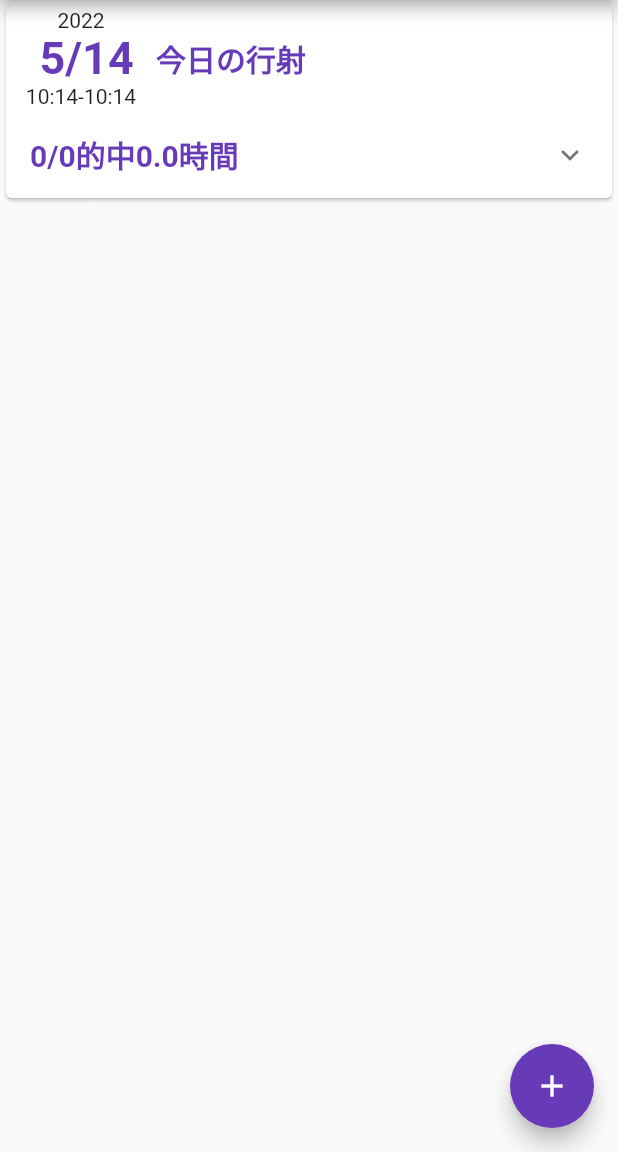
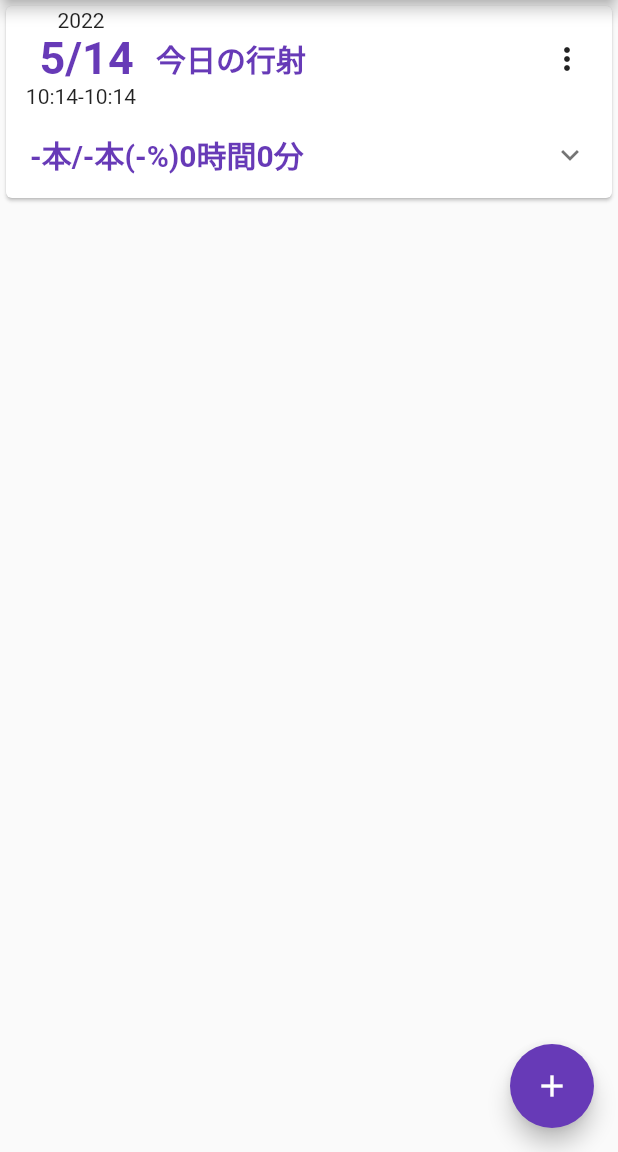
Before and after one commit to Mayuge-SAKANA/kyudoapp, a Flutter app: the screen it shows after launch, after a tap on the "add" icon, on a phone screen of 412 x 824 dp, the part 84-1236 px from its top. Run offline on Flutter 3.47's test engine with Material 2 defaults, Android fonts, the phone set to English and light mode, and no system bars; our stand-ins replace flutter_datetime_picker, flutter_riverpod.

Commit message:
add expansion panel data

```diff
--- a/lib/dataDefine.dart
+++ b/lib/dataDefine.dart
@@ -65,6 +65,8 @@ class GyoshaData extends DataAbstClass {
   String get finishDateTimeStr => dateTimeToString(finishDateTime); //終了時間
   int get renshuHour => calcGyoshaTime().inHours;
   int get renshuMinutes => calcGyoshaTime().inMinutes - renshuHour*60;
+  int get totalTekichu =>countUserAtariTotal(appUserID);
+  int get totalSha =>countUserShaTotal(appUserID);
 
   final List<String> _editorList = []; //編集者リスト
   final List<TachiData> tachiList = []; //立集合
@@ -161,30 +163,40 @@ class GyoshaData extends DataAbstClass {
     return shaTotal;
   }
 
-  int countAppUserAtariTotal(){
+  int countUserAtariTotal(String sankashaID){
     int atariTotal = 0;
-    if(appUserID==""){
+    if(sankashaID==""){
       return 0;
     }
     for(TachiData tachiData in tachiList){
-      if(tachiData.sankashaData!=null && tachiData.sankashaData!.sankashaID==appUserID) {
+      if(tachiData.sankashaData!=null && tachiData.sankashaData!.sankashaID==sankashaID) {
         atariTotal += tachiData.atariShaNum;
       }
     }
     return atariTotal;
   }
 
-  int countAppUserShaTotal(){
+  int countUserShaTotal(String sankashaID){
     int shaTotal = 0;
-    if(appUserID==""){
+    if(sankashaID==""){
       return 0;
     }
     for(TachiData tachiData in tachiList){
-      if(tachiData.sankashaData!=null && tachiData.sankashaData!.sankashaID==appUserID) {
+      if(tachiData.sankashaData!=null && tachiData.sankashaData!.sankashaID==sankashaID) {
         shaTotal += tachiData.totalShaNum;
       }
     }
     return shaTotal;
+  }
+
+  List<TachiData> collectUserTachiData(String sankashaID){
+    List<TachiData> userTachi = [];
+    for(TachiData tachiData in tachiList) {
+      if (tachiData.sankashaData != null && tachiData.sankashaData!.sankashaID == sankashaID) {
+       userTachi.add(tachiData);
+      }
+    }
+    return userTachi;
   }
 
   Duration calcGyoshaTime(){
--- a/lib/gyoshaEditPage.dart
+++ b/lib/gyoshaEditPage.dart
@@ -5,6 +5,7 @@ import 'package:kyodoapp/dataDefine.dart';
 import 'package:flutter_riverpod/flutter_riverpod.dart';
 import 'package:kyodoapp/main.dart';
 import 'sankashaEditPage.dart';
+import 'iconAsset.dart';
 
 
 class GyoshaEditPage extends ConsumerWidget{
@@ -204,16 +205,6 @@ class GyoshaSliverReorderableListView extends ConsumerStatefulWidget{
 }
 class _GyoshaSliverReorderableListView extends ConsumerState<GyoshaSliverReorderableListView> {
   double iconSize = 30;
-
-  Map<ShaResultType, Icon> shaResultMap = {
-    ShaResultType.atari: const Icon(Icons.panorama_fish_eye),
-    ShaResultType.hazure: const Icon(Icons.clear),
-    ShaResultType.shitsu: const Icon(Icons.subdirectory_arrow_right),
-    ShaResultType.fumei: const Icon(Icons.question_mark),
-    ShaResultType.nashi: const Icon(Icons.minimize),
-    ShaResultType.delete: const Icon(Icons.delete),
-  };
-
   @override
   Widget build(BuildContext context) {
     GyoshaData editingGyoshaData = ref.watch(gyoshaDatasProvider).editingGyoshaData;
--- a/lib/iconAsset.dart
+++ b/lib/iconAsset.dart
@@ -0,0 +1,21 @@
+import 'package:flutter/material.dart';
+import 'package:flutter/services.dart';
+import 'dataDefine.dart';
+
+Map<ShaResultType, Icon> shaResultMap = {
+  ShaResultType.atari: const Icon(Icons.panorama_fish_eye),
+  ShaResultType.hazure: const Icon(Icons.clear),
+  ShaResultType.shitsu: const Icon(Icons.subdirectory_arrow_right),
+  ShaResultType.fumei: const Icon(Icons.question_mark),
+  ShaResultType.nashi: const Icon(Icons.minimize),
+  ShaResultType.delete: const Icon(Icons.delete),
+};
+
+Map<ShaResultType, String> shaResultString = {
+  ShaResultType.atari: "○",
+  ShaResultType.hazure: "×",
+  ShaResultType.shitsu: "失",
+  ShaResultType.fumei: "？",
+  ShaResultType.nashi: "－",
+  ShaResultType.delete: "",
+};
--- a/lib/mainLocalTimeline.dart
+++ b/lib/mainLocalTimeline.dart
@@ -1,5 +1,6 @@
 import 'package:flutter/material.dart';
 import 'package:flutter/services.dart';
+import 'package:kyodoapp/iconAsset.dart';
 import 'package:kyodoapp/main.dart';
 import 'dataViewModel.dart';
 import 'dataDefine.dart';
@@ -101,7 +102,6 @@ class GyoshaListView extends ConsumerWidget{
             duration: const Duration(milliseconds: 500),
             curve: Curves.linear,
           );
-
         },
         child: const Icon(Icons.add),
       ),
@@ -176,7 +176,7 @@ class GyoshaMainDataRow extends ConsumerWidget{
             ],
           ),
         ),
-        /*
+
         PopupMenuButton(
           icon: const Icon(Icons.more_vert),
           offset: const Offset(50,50),
@@ -196,7 +196,7 @@ class GyoshaMainDataRow extends ConsumerWidget{
             ),
           ],
         ),
-        */
+
       ],
     );
   }
@@ -205,6 +205,74 @@ class GyoshaMainDataRow extends ConsumerWidget{
 class GyoshaDetailExpansionTile extends ConsumerWidget{
   int index;
   GyoshaDetailExpansionTile(this.index, {Key? key}) : super(key: key);
+
+  String getTekichuResultString(GyoshaData gyoshaData,){
+    String tekichu = gyoshaData.totalSha != 0 ? gyoshaData.totalTekichu.toString() : "-";
+    String total = gyoshaData.totalSha != 0 ? gyoshaData.totalSha.toString() : "-";
+    String tekichuRate = gyoshaData.totalSha != 0 ? (100*gyoshaData.totalTekichu/gyoshaData.totalSha).toStringAsFixed(1) : "-";
+    return "$tekichu本/$total本($tekichuRate%)";
+  }
+  String getRenshuTime(GyoshaData gyoshaData){
+    String hour = gyoshaData.renshuHour.toString();
+    String minutes = gyoshaData.renshuMinutes.toString();
+    return '$hour時間$minutes分';
+  }
+
+  Widget getScoreData(GyoshaData gyoshaData){
+    List<Widget> outTexts = [];
+    List<TableRow> tableRows = [];
+
+
+    for (SankashaData sankashaData in gyoshaData.sankashaList){
+      String outString = "";
+      List<TachiData> userTachiList =  gyoshaData.collectUserTachiData(sankashaData.sankashaID);
+      for(TachiData tachiData in userTachiList){
+        for(ShaData shaData in tachiData.shaList){
+          outString+= shaResultString[shaData.shaResult].toString();
+        }
+      }
+
+      int totalSha = gyoshaData.countUserShaTotal(sankashaData.sankashaID);
+      int atariSha = gyoshaData.countUserAtariTotal(sankashaData.sankashaID);
+      String tekichu = totalSha != 0 ? atariSha.toString() : "-";
+      String total = totalSha != 0 ? totalSha.toString() : "-";
+      String tekichuRate = totalSha != 0 ? (100*atariSha/totalSha).toStringAsFixed(1) : "-";
+      String data = "$tekichu本/$total本($tekichuRate%)";
+
+      tableRows.add(TableRow(
+        children: [
+          Container(
+            alignment: Alignment.centerLeft,
+            child: Text(sankashaData.sankashaName),
+          ),
+          Container(
+            alignment: Alignment.centerLeft,
+            child: Text(outString),
+          ),
+          Container(
+            alignment: Alignment.centerLeft,
+            child: Text(data),
+          ),
+        ]
+      ));
+
+    }
+
+    return Table(
+      columnWidths: const <int, TableColumnWidth>{
+        0: IntrinsicColumnWidth(),
+        1: FlexColumnWidth(),
+        2: FixedColumnWidth(64),
+      },
+      children: [...tableRows],
+    );
+
+
+    //return Column(
+   //   children: [...outTexts],
+   // );
+  }
+
   @override
   Widget build(BuildContext context, WidgetRef ref) {
     GyoshaEditManageClass gyoshaEditManage = ref.watch(gyoshaDatasProvider);
@@ -213,14 +281,14 @@ class GyoshaDetailExpansionTile extends ConsumerWidget{
     return ExpansionTile(
       title: Row(
         children: [
-          Text('${gyoshaDataList[index].countAppUserAtariTotal()}/${gyoshaDataList[index].countAppUserShaTotal()}的中',
+          Text(getTekichuResultString(gyoshaData),
             style: TextStyle(
               fontWeight: FontWeight.bold,
               fontSize: 20,
               color: Theme.of(context).primaryColor,
             ),
           ),
-          Text('${(gyoshaDataList[index].renshuHour+gyoshaDataList[index].renshuMinutes/60).toStringAsFixed(1)}時間',
+          Text(getRenshuTime(gyoshaData),
             style: TextStyle(
               fontWeight: FontWeight.bold,
               fontSize: 20,
@@ -231,14 +299,9 @@ class GyoshaDetailExpansionTile extends ConsumerWidget{
       ),
       children: <Widget>[
         Container(
-            child: Text('ここに結果詳細をかく',
-              style: TextStyle(
-              fontWeight: FontWeight.bold,
-                fontSize: 20,
-                color: Theme.of(context).primaryColor,
-              ),
+            child:
+            getScoreData(gyoshaData),
             ),
-        ),
       ],
     );
   }
```
